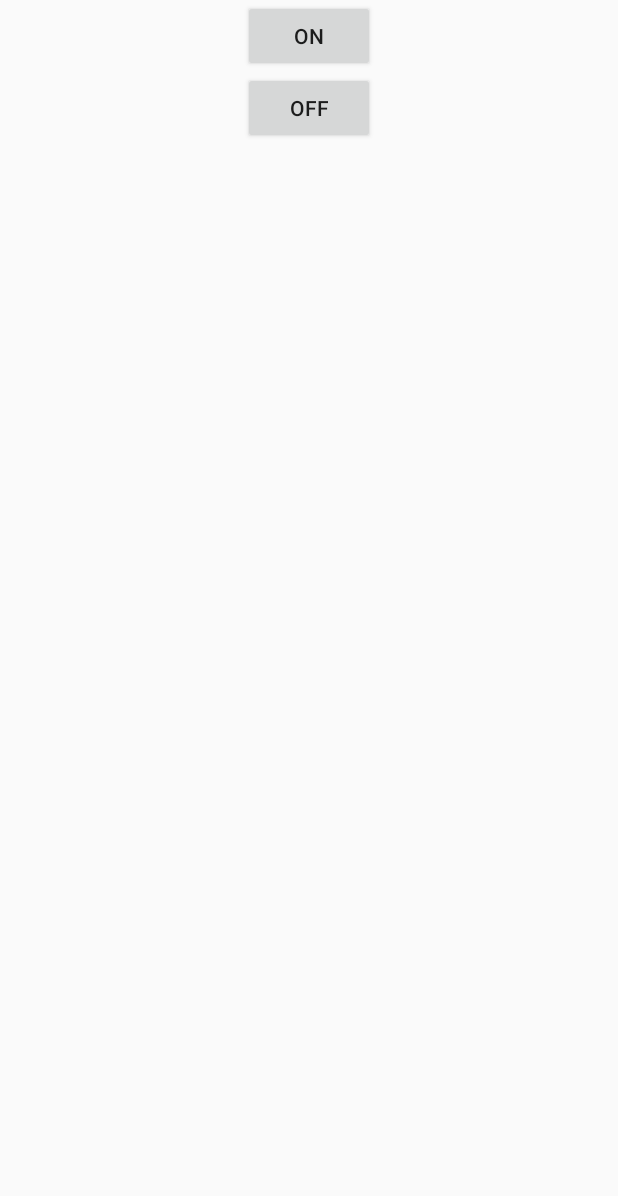
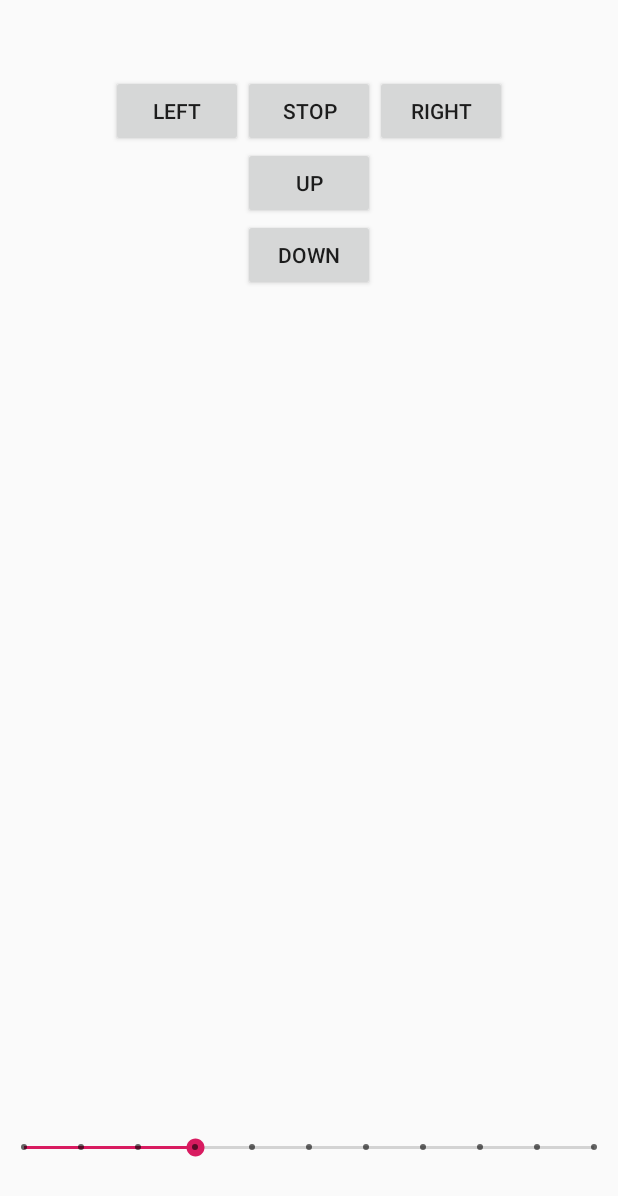
Before and after one commit to EvilGhostDragon/HTL-Android, an Android app: the layout fragment_control_man.xml on its own in the app's theme, with its tools: preview values and no code run, on a phone screen of 412 x 824 dp. Shown: the top 1196 px of the screen. Run offline under Robolectric (Android 15) with nearby library versions, the phone set to English and light mode, and no system bars.

Commit message:
Added direct. buttons + seekbar for speed

```diff
--- a/app/build.gradle
+++ b/app/build.gradle
@@ -12,7 +12,7 @@ android {
     compileSdkVersion 28
     defaultConfig {
         applicationId "in.heis.drivysteuerung.htlinn"
-        minSdkVersion 19
+        minSdkVersion 21
         targetSdkVersion 28
         versionCode 1
         versionName "1.0"
--- a/app/src/main/java/in/heis/drivysteuerung/htlinn/MainActivity.kt
+++ b/app/src/main/java/in/heis/drivysteuerung/htlinn/MainActivity.kt
@@ -18,7 +18,9 @@ import `in`.heis.drivysteuerung.htlinn.SelectMenu
 import android.app.Activity
 import android.support.v4.app.Fragment
 import android.support.v4.app.FragmentManager
+import android.widget.SeekBar
 import kotlinx.android.synthetic.main.content_main.*
+import kotlinx.android.synthetic.main.fragment_control_man.*
 import kotlinx.android.synthetic.main.fragment_home.*
 
 
@@ -53,6 +55,7 @@ open class MainActivity : AppCompatActivity() , NavigationView.OnNavigationItemS
             Toast.makeText(this, "yes", Toast.LENGTH_LONG).show()
             getSharedPreferences(KEY, Context.MODE_PRIVATE).edit().putBoolean(KEY_IS_FIRST_TIME, false).apply()
         }
+
 
     }
 
--- a/app/src/main/res/layout/fragment_control_man.xml
+++ b/app/src/main/res/layout/fragment_control_man.xml
@@ -3,19 +3,51 @@
                 xmlns:tools="http://schemas.android.com/tools"
                 android:layout_width="match_parent"
                 android:layout_height="match_parent"
-                tools:context=".ControlFragmentMan">
+                tools:context=".ControlFragmentMan"
+                android:paddingBottom="50dp"
+                android:paddingTop="50dp"
+>
 
-    <Button android:id="@+id/button_ctr_man_on"
+    <Button android:id="@+id/button_ctr_man_stop"
             android:layout_width="wrap_content" android:layout_height="wrap_content"
-            android:text="on"
+            android:text="STOP"
+            android:layout_centerHorizontal="true"
+            android:layout_alignParentTop="true"/>
+
+    <Button android:id="@+id/button_ctr_man_up"
+            android:layout_width="wrap_content" android:layout_height="wrap_content"
+            android:text="UP"
+            android:layout_centerHorizontal="true"
+            android:layout_below="@id/button_ctr_man_stop"/>
+
+    <Button android:id="@+id/button_ctr_man_down"
+            android:layout_width="wrap_content" android:layout_height="wrap_content"
+            android:text="DOWN"
             android:layout_centerInParent="true"
-            android:layout_alignParentTop="true"
+            android:layout_below="@id/button_ctr_man_up"
     />
-    <Button android:id="@+id/button_ctr_man_off"
+    <Button android:id="@+id/button_ctr_man_left"
             android:layout_width="wrap_content" android:layout_height="wrap_content"
-            android:text="off"
+            android:text="LEFT"
             android:layout_centerHorizontal="true"
-            android:layout_below="@+id/button_ctr_man_on"/>
+            android:layout_toLeftOf="@+id/button_ctr_man_stop"/>
+
+    <Button android:id="@+id/button_ctr_man_right"
+            android:layout_width="wrap_content" android:layout_height="wrap_content"
+            android:text="RIGHT"
+            android:layout_toRightOf="@+id/button_ctr_man_stop"
+    />
+
+
+
+    <SeekBar
+            style="@style/Widget.AppCompat.SeekBar.Discrete"
+            android:layout_alignParentBottom="true"
+            android:layout_width="match_parent"
+            android:layout_height="wrap_content"
+            android:max="10"
+            android:progress="3"
+            android:id="@+id/seekBar"/>
 
 
 </RelativeLayout>
--- a/app/src/main/res/layout/fragment_home.xml
+++ b/app/src/main/res/layout/fragment_home.xml
@@ -10,7 +10,5 @@
             android:layout_width="match_parent"
             android:layout_height="match_parent"
             android:text="Home" android:id="@+id/testid"/>
-    <Button android:layout_width="wrap_content" android:layout_height="wrap_content" android:id="@+id/buttonTestEnable"
-    android:layout_centerInParent="true" android:text="jamach"/>
 
 </RelativeLayout>
--- a/app/src/main/res/menu/main.xml
+++ b/app/src/main/res/menu/main.xml
@@ -2,7 +2,7 @@
 <menu xmlns:android="http://schemas.android.com/apk/res/android"
       xmlns:app="http://schemas.android.com/apk/res-auto">
     <item android:id="@+id/action_connection"
-          android:title="@string/action_connection"
+          android:title="UUID: 00001806-0000-1000-8000-00805f9b34fb"
           android:orderInCategory="100"
           app:showAsAction="never"/>
     <item android:id="@+id/action_settings"
--- a/app/src/main/res/menu/menu_main.xml
+++ b/app/src/main/res/menu/menu_main.xml
@@ -36,7 +36,7 @@
                 android:checkable="false"
         >
             <menu>
-                <group android:id="@+id/nav_control_grp" android:enabled="false">
+                <group android:id="@+id/nav_control_grp" android:enabled="true">
                     <item
                             android:id="@+id/nav_control_aut"
                             android:title="Automatisch"
--- a/build.gradle
+++ b/build.gradle
@@ -7,7 +7,7 @@ buildscript {
         jcenter()
     }
     dependencies {
-        classpath 'com.android.tools.build:gradle:3.2.1'
+        classpath 'com.android.tools.build:gradle:3.3.1'
         classpath "org.jetbrains.kotlin:kotlin-gradle-plugin:$kotlin_version"
 
         // NOTE: Do not place your application dependencies here; they belong
```
Also changed, not shown: app/src/main/java/in/heis/drivysteuerung/htlinn/ControlFragmentMan.kt (+36 -2 lines), gradle/wrapper/gradle-wrapper.properties.
